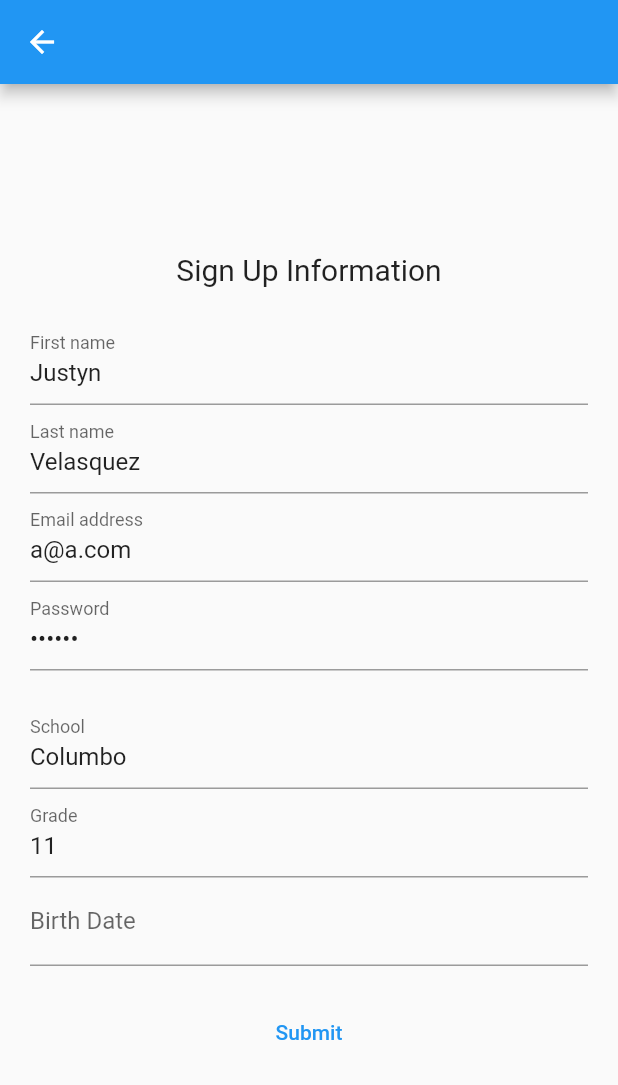
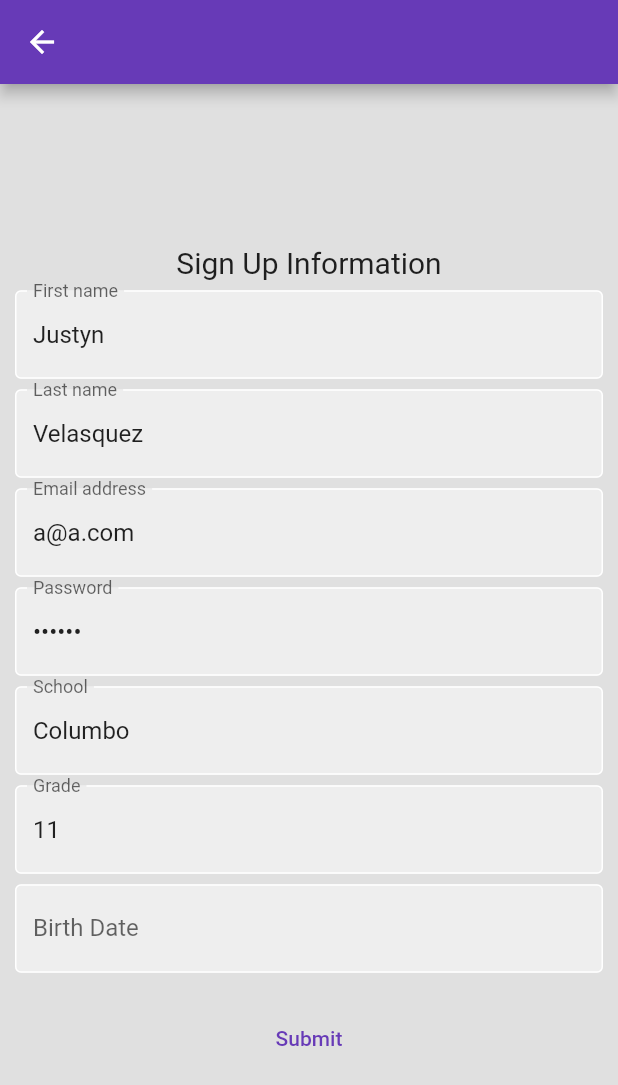
Before and after one commit to JustynV/Calculator, a Flutter app: the SignUp screen opened directly, on a phone screen of 412 x 824 dp. Shown: the top 1085 px of the screen. Run offline on Flutter 3.47's test engine with Material 2 defaults, Android fonts, the phone set to English and light mode, and no system bars; our stand-ins replace get, hive, hive_flutter, loggy; missing offline and left inert: dart:html, dart:js_util; accounts and stored records are empty; network calls fail.

```diff
--- a/lib/ui/pages/authentication/signup.dart
+++ b/lib/ui/pages/authentication/signup.dart
@@ -64,10 +64,11 @@ class _FirebaseSignUpState extends State<SignUp> {
   @override
   Widget build(BuildContext context) {
     return Scaffold(
+      backgroundColor: Colors.grey[300],
         appBar: AppBar(),
-        body: Center(
+        body: SafeArea(
             child: Container(
-                padding: const EdgeInsets.all(20),
+                padding: const EdgeInsets.all(10),
                 child: Form(
                   key: _formKey,
                   child: Column(
@@ -78,12 +79,21 @@ class _FirebaseSignUpState extends State<SignUp> {
                           style: TextStyle(fontSize: 20),
                         ),
                         const SizedBox(
-                          height: 20,
+                          height: 7,
                         ),
                         TextFormField(
                           controller: controllerFname,
                           decoration:
-                              const InputDecoration(labelText: "First name"),
+                              InputDecoration(labelText: "First name",
+                              enabledBorder: OutlineInputBorder(
+                          borderSide: BorderSide(color: Colors.white)
+                        ),
+                          focusedBorder: OutlineInputBorder(
+                          borderSide: BorderSide(color: Colors.black)
+                        ),
+                        fillColor: Colors.grey.shade200,
+                        filled:true,
+                        ),
                           validator: (value) {
                             if (value == null || value.isEmpty) {
                               logError('First name is empty');
@@ -92,10 +102,22 @@ class _FirebaseSignUpState extends State<SignUp> {
                             return null;
                           },
                         ),
+                        const SizedBox(
+                      height: 7,
+                    ),
                         TextFormField(
                           controller: controllerLname,
                           decoration:
-                              const InputDecoration(labelText: "Last name"),
+                              InputDecoration(labelText: "Last name",
+                              enabledBorder: OutlineInputBorder(
+                          borderSide: BorderSide(color: Colors.white)
+                        ),
+                          focusedBorder: OutlineInputBorder(
+                          borderSide: BorderSide(color: Colors.black)
+                        ),
+                        fillColor: Colors.grey.shade200,
+                        filled:true,
+                        ),
                           validator: (value) {
                             if (value == null || value.isEmpty) {
                               logError('Last name is empty');
@@ -103,12 +125,23 @@ class _FirebaseSignUpState extends State<SignUp> {
                             }
                             return null;
                           },
-                        ),
+                        ),const SizedBox(
+                      height: 7,
+                    ),
                         TextFormField(
                             keyboardType: TextInputType.emailAddress,
                             controller: controllerEmail,
-                            decoration: const InputDecoration(
-                                labelText: "Email address"),
+                            decoration: InputDecoration(
+                                labelText: "Email address",
+                                enabledBorder: OutlineInputBorder(
+                          borderSide: BorderSide(color: Colors.white)
+                        ),
+                          focusedBorder: OutlineInputBorder(
+                          borderSide: BorderSide(color: Colors.black)
+                        ),
+                        fillColor: Colors.grey.shade200,
+                        filled:true,
+                        ),
                             validator: (value) {
                               if (value == null || value.isEmpty) {
                                 logError('SignUp validation empty email');
@@ -119,10 +152,22 @@ class _FirebaseSignUpState extends State<SignUp> {
                               }
                               return null;
                             }),
+                            const SizedBox(
+                      height: 7,
+                    ),
                         TextFormField(
                           controller: controllerPassword,
                           decoration:
-                              const InputDecoration(labelText: "Password"),
+                              InputDecoration(labelText: "Password",
+                              enabledBorder: OutlineInputBorder(
+                          borderSide: BorderSide(color: Colors.white)
+                        ),
+                          focusedBorder: OutlineInputBorder(
+                          borderSide: BorderSide(color: Colors.black)
+                        ),
+                        fillColor: Colors.grey.shade200,
+                        filled:true,
+                        ),
                           keyboardType: TextInputType.number,
                           obscureText: true,
                           validator: (value) {
@@ -135,12 +180,21 @@ class _FirebaseSignUpState extends State<SignUp> {
                           },
                         ),
                         const SizedBox(
-                          height: 20,
+                          height: 7,
                         ),
                         TextFormField(
                           controller: controllerSchool,
                           decoration:
-                              const InputDecoration(labelText: "School"),
+                              InputDecoration(labelText: "School",
+                              enabledBorder: OutlineInputBorder(
+                          borderSide: BorderSide(color: Colors.white)
+                        ),
+                          focusedBorder: OutlineInputBorder(
+                          borderSide: BorderSide(color: Colors.black)
+                        ),
+                        fillColor: Colors.grey.shade200,
+                        filled:true,
+                        ),
                           validator: (value) {
                             if (value!.isEmpty) {
                               return "Enter School";
@@ -148,9 +202,21 @@ class _FirebaseSignUpState extends State<SignUp> {
                             return null;
                           },
                         ),
+                        const SizedBox(
+                      height: 7,
+                    ),
                         TextFormField(
                           controller: controllerGrade,
-                          decoration: const InputDecoration(labelText: "Grade"),
+                          decoration: InputDecoration(labelText: "Grade",
+                          enabledBorder: OutlineInputBorder(
+                          borderSide: BorderSide(color: Colors.white)
+                        ),
+                          focusedBorder: OutlineInputBorder(
+                          borderSide: BorderSide(color: Colors.black)
+                        ),
+                        fillColor: Colors.grey.shade200,
+                        filled:true,
+                        ),
                           keyboardType: TextInputType.number,
                           validator: (value) {
                             if (value!.isEmpty) {
@@ -162,10 +228,22 @@ class _FirebaseSignUpState extends State<SignUp> {
                             return null;
                           },
                         ),
+                        const SizedBox(
+                      height: 7,
+                    ),
                         TextFormField(
                           controller: controllerBirth,
                           decoration:
-                              const InputDecoration(labelText: "Birth Date"),
+                              InputDecoration(labelText: "Birth Date",
+                              enabledBorder: OutlineInputBorder(
+                          borderSide: BorderSide(color: Colors.white)
+                        ),
+                          focusedBorder: OutlineInputBorder(
+                          borderSide: BorderSide(color: Colors.black)
+                        ),
+                        fillColor: Colors.grey.shade200,
+                        filled:true,
+                        ),
                           onTap: () async {
                             DateTime? pickedDate = await showDatePicker(
                                 context: context,
--- a/pubspec.yaml
+++ b/pubspec.yaml
@@ -71,8 +71,8 @@ flutter:
   uses-material-design: true
 
   # To add assets to your application, add an assets section, like this:
-  # assets:
-  #   - images/a_dot_burr.jpeg
+  assets:
+      - lib/Imágenes/
   #   - images/a_dot_ham.jpeg
 
   # An image asset can refer to one or more resolution-specific "variants", see
```
Also changed, not shown: lib/main.dart (+8 -2 lines), lib/ui/pages/Widgets/go_button.dart (+16 -6 lines), lib/ui/pages/authentication/login_page.dart (+47 -5 lines), lib/ui/pages/content/user_page.dart (+18 -5 lines), lib/Imágenes/math.png (added), pubspec.lock.
